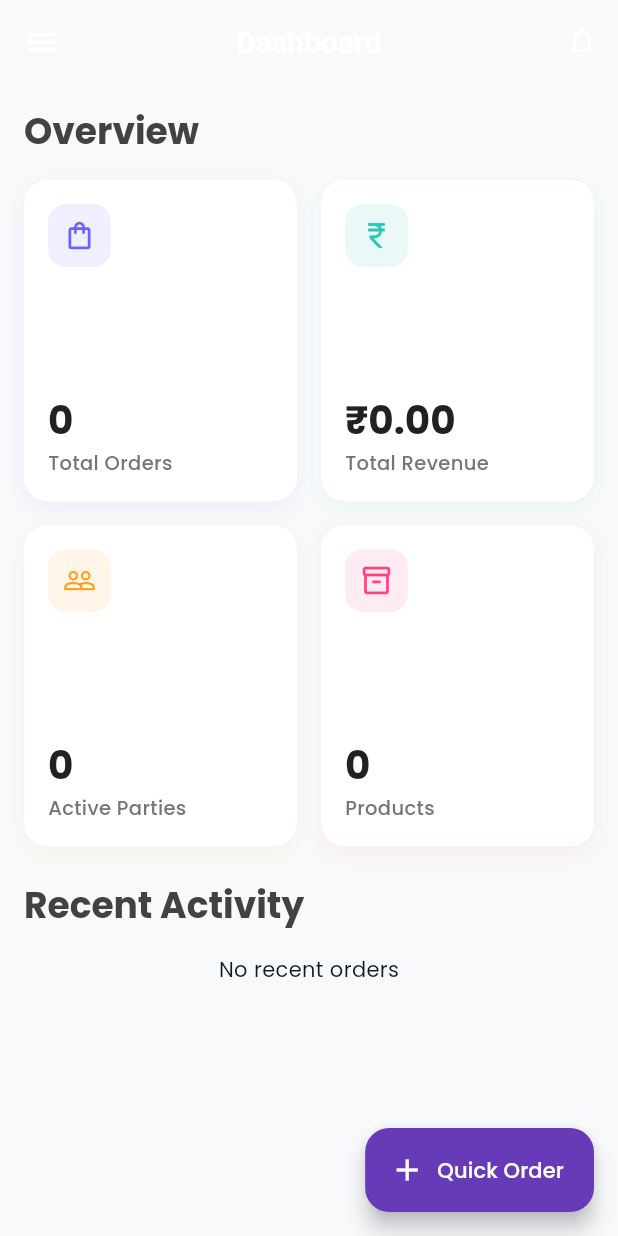
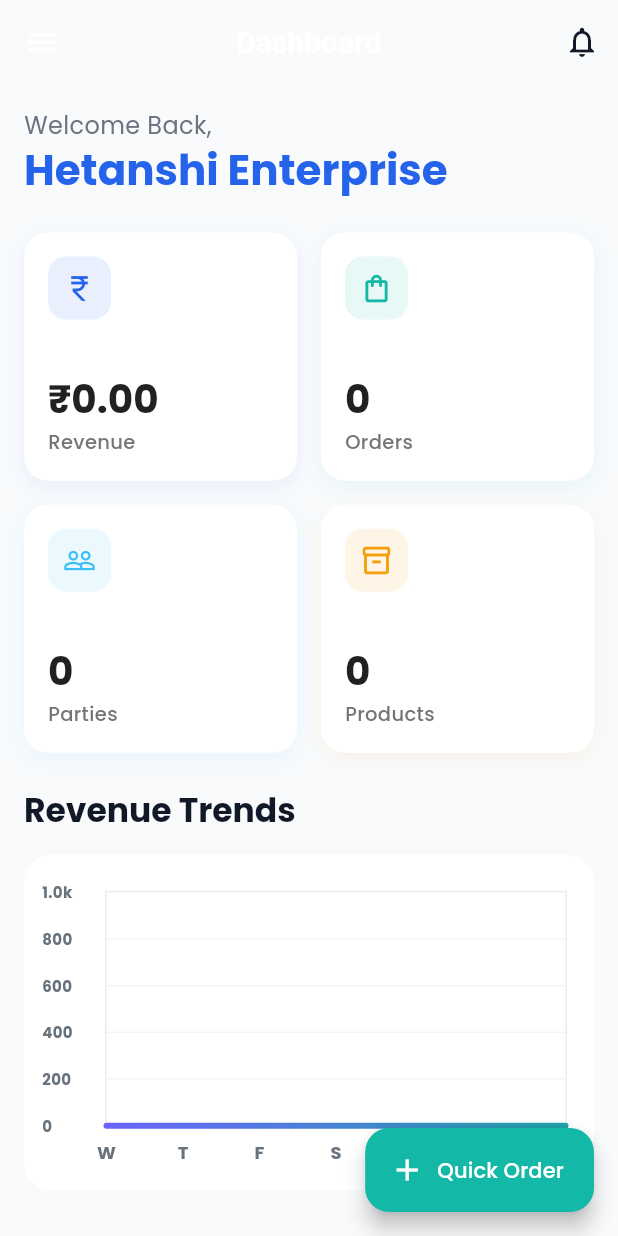
Before and after one commit to Vivekchavda1374/Hetanshi-Enterprise, a Flutter app: the DashboardScreen screen opened by its route, on a phone screen of 412 x 824 dp. Run offline on Flutter 3.47's test engine with Material 3 defaults, Android fonts, the phone set to English and light mode, and no system bars; drawn by our look-alikes of fl_chart; our stand-ins replace animate_do, cloud_firestore, firebase_core, flutter_staggered_animations, google_fonts, image_picker; accounts and stored records are empty.

Commit message:
refactor: Update dashboard screen with improved layout and theme integration

```diff
--- a/lib/screens/dashboard_screen.dart
+++ b/lib/screens/dashboard_screen.dart
@@ -4,8 +4,11 @@ import 'package:hetanshi_enterprise/models/order_model.dart';
 import 'package:hetanshi_enterprise/services/firestore_service.dart';
 import 'package:hetanshi_enterprise/widgets/app_drawer.dart';
 import 'package:hetanshi_enterprise/widgets/summary_card.dart';
+import 'package:hetanshi_enterprise/widgets/revenue_chart.dart';
 import 'package:hetanshi_enterprise/screens/order/create_order_screen.dart';
 import 'package:intl/intl.dart';
+
+import 'package:hetanshi_enterprise/utils/app_theme.dart';
 
 class DashboardScreen extends StatelessWidget {
   const DashboardScreen({super.key});
@@ -15,14 +18,14 @@ class DashboardScreen extends StatelessWidget {
     final firestoreService = FirestoreService();
 
     return Scaffold(
-      backgroundColor: const Color(0xFFF8F9FA),
+      backgroundColor: AppColors.backgroundGrey,
       appBar: AppBar(
         title: const Text('Dashboard'),
         backgroundColor: Colors.transparent,
         elevation: 0,
         actions: [
           IconButton(
-            icon: const Icon(Icons.notifications_outlined),
+            icon: const Icon(Icons.notifications_outlined, color: AppColors.textPrimary),
             onPressed: () {},
           ),
         ],
@@ -55,69 +58,93 @@ class DashboardScreen extends StatelessWidget {
                         children: AnimationConfiguration.toStaggeredList(
                           duration: const Duration(milliseconds: 375),
                           childAnimationBuilder: (widget) => SlideAnimation(
-                            horizontalOffset: 50.0,
+                            verticalOffset: 50.0,
                             child: FadeInAnimation(
                               child: widget,
                             ),
                           ),
                           children: [
                             Text(
-                              "Overview",
-                              style: Theme.of(context).textTheme.headlineSmall?.copyWith(
+                              "Welcome Back,",
+                              style: TextStyle(
+                                fontSize: 16,
+                                color: AppColors.textSecondary,
+                              ),
+                            ),
+                            Text(
+                              "Hetanshi Enterprise",
+                              style: Theme.of(context).textTheme.headlineMedium?.copyWith(
                                     fontWeight: FontWeight.bold,
-                                    color: Colors.grey[800],
+                                    color: AppColors.primaryBlue,
                                   ),
                             ),
-                            const SizedBox(height: 16),
+                            const SizedBox(height: 24),
                             GridView.count(
                               shrinkWrap: true,
                               physics: const NeverScrollableScrollPhysics(),
                               crossAxisCount: 2,
                               crossAxisSpacing: 16,
                               mainAxisSpacing: 16,
-                              childAspectRatio: 0.85,
+                              childAspectRatio: 1.1,
                               children: [
                                 SummaryCard(
-                                  title: 'Total Orders',
+                                  title: 'Revenue',
+                                  value: '₹${NumberFormat.compactCurrency(symbol: '').format(totalRevenue)}',
+                                  icon: Icons.currency_rupee,
+                                  color: AppColors.primaryBlue, // Primary
+                                ),
+                                SummaryCard(
+                                  title: 'Orders',
                                   value: totalOrders.toString(),
                                   icon: Icons.shopping_bag_outlined,
-                                  color: const Color(0xFF6C63FF),
+                                  color: AppColors.secondaryTeal, // Secondary
                                 ),
                                 SummaryCard(
-                                  title: 'Total Revenue',
-                                  value: '₹${NumberFormat.compactCurrency(symbol: '').format(totalRevenue)}',
-                                  icon: Icons.currency_rupee,
-                                  color: const Color(0xFF2EC4B6),
-                                ),
-                                SummaryCard(
-                                  title: 'Active Parties',
+                                  title: 'Parties',
                                   value: activeParties.toString(),
                                   icon: Icons.people_outline,
-                                  color: const Color(0xFFFF9F1C),
+                                  color: AppColors.infoSkyBlue, // Info
                                 ),
                                 SummaryCard(
                                   title: 'Products',
                                   value: totalProducts.toString(),
                                   icon: Icons.inventory_2_outlined,
-                                  color: const Color(0xFFFF4081),
+                                  color: AppColors.warningOrange, // Warning/Inventory
                                 ),
                               ],
                             ),
                             const SizedBox(height: 24),
-                            // Note: RevenueChart integration skipped for brevity,
-                            // assuming it needs complex data formatting.
-                            // Can be added if user specifically requests visual charts.
-
                             Text(
-                              "Recent Activity",
-                              style: Theme.of(context).textTheme.headlineSmall?.copyWith(
+                              "Revenue Trends",
+                              style: Theme.of(context).textTheme.titleLarge?.copyWith(
                                     fontWeight: FontWeight.bold,
-                                    color: Colors.grey[800],
                                   ),
                             ),
                             const SizedBox(height: 16),
+                            RevenueChart(orders: orders),
+                             const SizedBox(height: 24),
+                            Row(
+                              mainAxisAlignment: MainAxisAlignment.spaceBetween,
+                              children: [
+                                Text(
+                                  "Recent Activity",
+                                  style: Theme.of(context).textTheme.headlineSmall?.copyWith(
+                                        fontWeight: FontWeight.bold,
+                                        color: AppColors.textPrimary,
+                                      ),
+                                ),
+                                TextButton(
+                                  onPressed: () => Navigator.pushReplacementNamed(context, '/orders'),
+                                  child: const Text('View All', style: TextStyle(color: AppColors.primaryBlue)),
+                                ),
+                              ],
+                            ),
+                            const SizedBox(height: 8),
                             if (recentOrders.isEmpty)
-                                const Center(child: Text("No recent orders"))
+                                const Center(child: Padding(
+                                  padding: EdgeInsets.all(16.0),
+                                  child: Text("No recent orders"),
+                                ))
                             else
                               ListView.builder(
                                 shrinkWrap: true,
@@ -127,19 +154,20 @@ class DashboardScreen extends StatelessWidget {
                                   final order = recentOrders[index];
                                   return Card(
                                     margin: const EdgeInsets.only(bottom: 12),
-                                    elevation: 2,
+                                    elevation: 1,
                                     shape: RoundedRectangleBorder(
                                       borderRadius: BorderRadius.circular(12),
                                     ),
                                     child: ListTile(
                                       leading: CircleAvatar(
-                                        backgroundColor: Colors.deepPurple.shade50,
-                                        child: const Icon(Icons.receipt_long, color: Colors.deepPurple),
+                                        backgroundColor: AppColors.secondaryTeal.withOpacity(0.1),
+                                        child: const Icon(Icons.receipt_long, color: AppColors.secondaryTeal),
                                       ),
-                                      title: Text('Order #${order.id.substring(0, 4)}...'), // Short ID
+                                      title: Text(order.partyName, style: const TextStyle(fontWeight: FontWeight.bold)),
                                       subtitle: Text(
-                                          '${DateFormat('hh:mm a').format(order.date)} • ₹${order.totalAmount.toStringAsFixed(0)}'),
-                                      trailing: const Icon(Icons.arrow_forward_ios, size: 16),
+                                          '${DateFormat('dd MMM, hh:mm a').format(order.date)}',
+                                          style: const TextStyle(color: AppColors.textSecondary)),
+                                      trailing: Text('₹${order.totalAmount.toStringAsFixed(0)}', style: const TextStyle(fontWeight: FontWeight.bold, color: AppColors.textPrimary)),
                                     ),
                                   );
                                 },
@@ -164,7 +192,7 @@ class DashboardScreen extends StatelessWidget {
             ),
           );
         },
-        backgroundColor: Colors.deepPurple,
+        backgroundColor: AppColors.secondaryTeal,
         icon: const Icon(Icons.add, color: Colors.white),
         label: const Text('Quick Order', style: TextStyle(color: Colors.white)),
       ),
```
